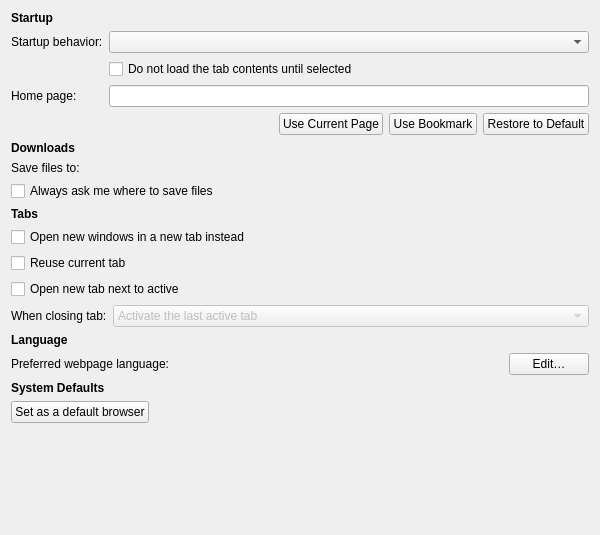
OtterBrowser/otter-browser, file src/ui/preferences/PreferencesGeneralPageWidget.ui: the form before one commit.
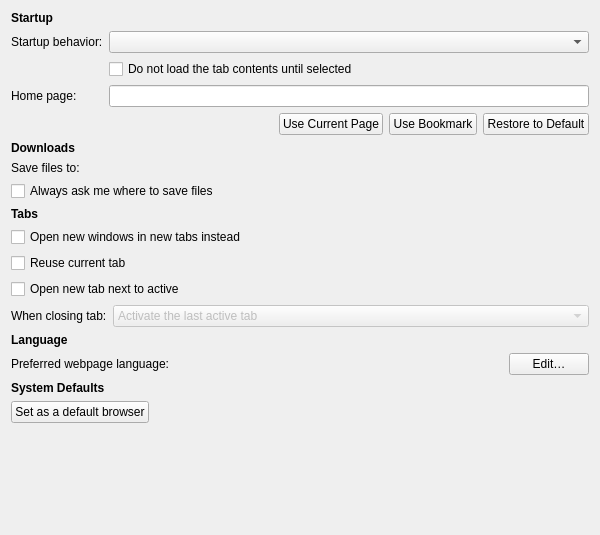
The form after the commit. Custom widgets are drawn as their Qt base class.

Commit message: Adjust text

The edit to the form file:
```diff
--- a/src/ui/preferences/PreferencesGeneralPageWidget.ui
+++ b/src/ui/preferences/PreferencesGeneralPageWidget.ui
@@ -158,7 +158,7 @@
    <item>
     <widget class="QCheckBox" name="tabsInsteadOfWindowsCheckBox">
      <property name="text">
-      <string>Open new windows in a new tab instead</string>
+      <string>Open new windows in new tabs instead</string>
      </property>
     </widget>
    </item>
```
